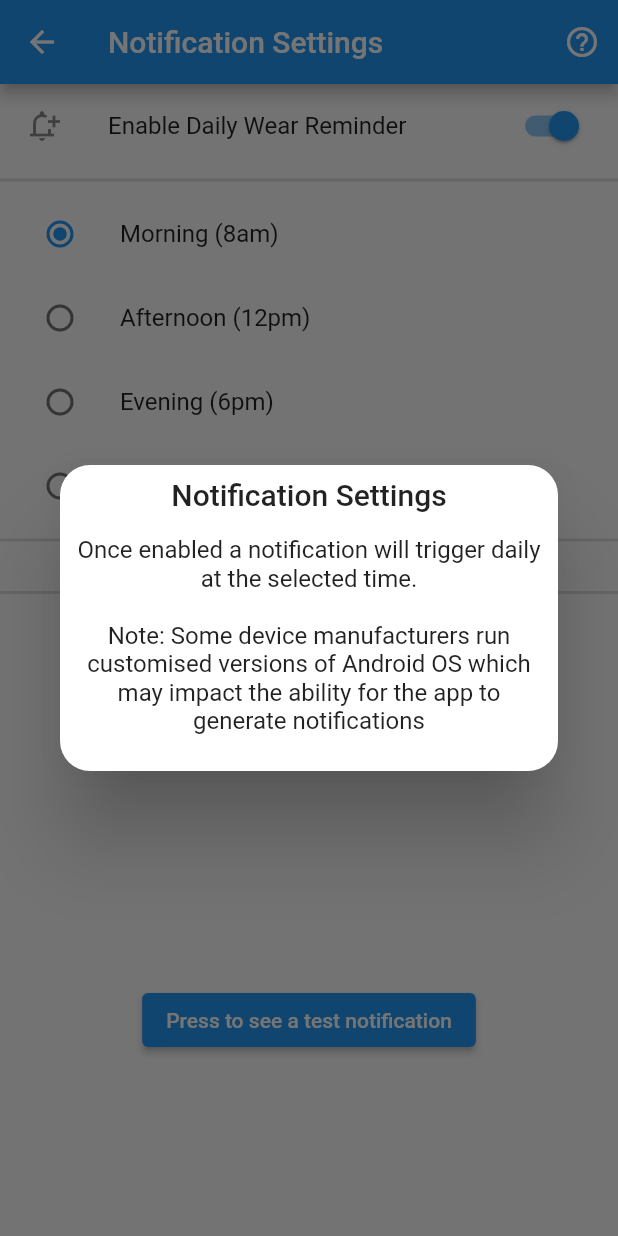
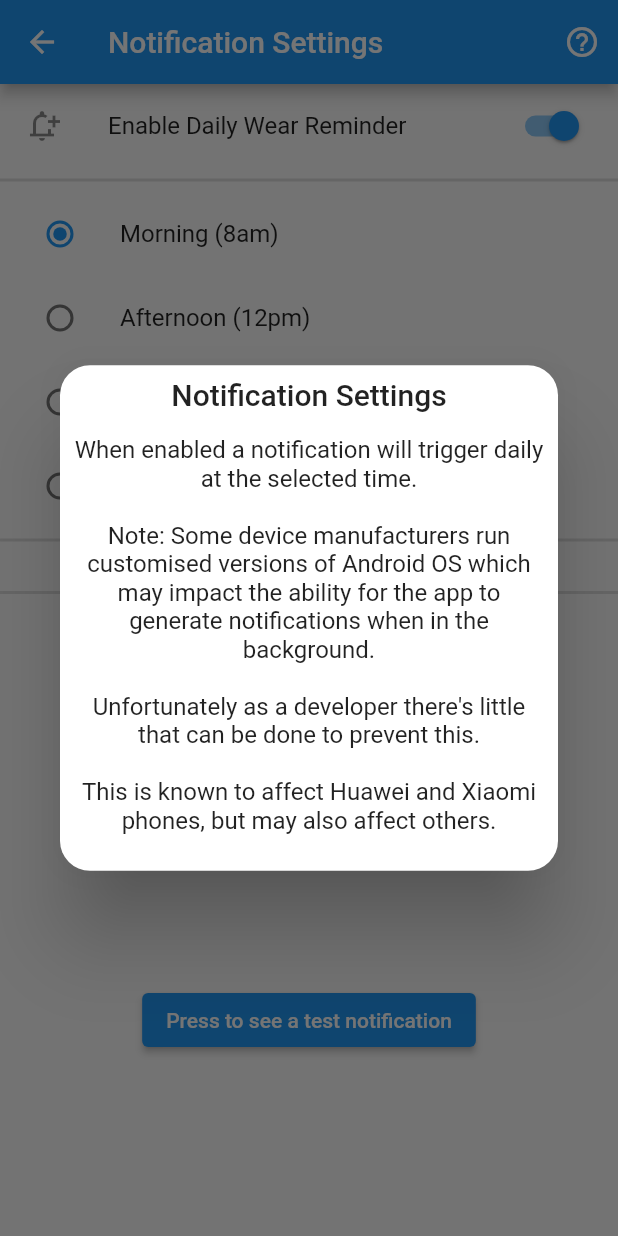
Before and after one commit to Stif-UK/WristCheck, a Flutter app: the Notifications screen opened directly, after a tap on "Enable Daily Wear Reminder", after a tap on the "help outline" icon, on a phone screen of 412 x 824 dp. Run offline on Flutter 3.47's test engine with Material 2 defaults, Android fonts, the phone set to English and light mode, and no system bars; our stand-ins replace file_picker, flutter_local_notifications, flutter_markdown, get, hive, hive_flutter and 7 more; accounts and stored records are empty.

Commit message:
update to help text and tidy up of test print statements

```diff
--- a/lib/copy/dialogs.dart
+++ b/lib/copy/dialogs.dart
@@ -203,12 +203,14 @@ class WristCheckDialogs {
     //If the platform is Android help text clarifies the potential for some manufacturers to block background notifications
     Platform.isAndroid? Get.defaultDialog(
       title: "Notification Settings",
-      middleText: "Once enabled a notification will trigger daily at the selected time.\n\n"
-          "Note: Some device manufacturers run customised versions of Android OS which may impact the ability for the app to generate notifications"
+      middleText: "When enabled a notification will trigger daily at the selected time.\n\n"
+          "Note: Some device manufacturers run customised versions of Android OS which may impact the ability for the app to generate notifications when in the background.\n\n"
+          "Unfortunately as a developer there's little that can be done to prevent this. \n\n"
+          "This is known to affect Huawei and Xiaomi phones, but may also affect others. "
     ):
         Get.defaultDialog(
             title: "Notification Settings",
-            middleText: "Once enabled a notification will trigger daily at the selected time."
+            middleText: "When enabled a notification will trigger daily at the selected time."
         );
   }
 
--- a/lib/services/local_notification_service.dart
+++ b/lib/services/local_notification_service.dart
@@ -61,7 +61,6 @@ class WristCheckLocalNotificationService{
     await _localNotificationService.show(id, title, body, details);
 }
 
-//TODO: Modify this example method to set up recurring daily notification
   //Show a scheduled notification
   Future<void> showScheduledNotification({
     required int id,
@@ -89,7 +88,6 @@ class WristCheckLocalNotificationService{
         androidAllowWhileIdle: true,
         matchDateTimeComponents: DateTimeComponents.time
     );
-    print("Notification scheduled for $notificationTime every day");
   }
 
   void _onDidReceiveLocalNotification(int id, String? title, String? body, String? payload) {
@@ -110,6 +108,5 @@ class WristCheckLocalNotificationService{
 
   Future<void> cancelNotification(int id) async {
     _localNotificationService.cancel(id);
-    print("Notifications cancelled for id: $id");
   }
 }
```
